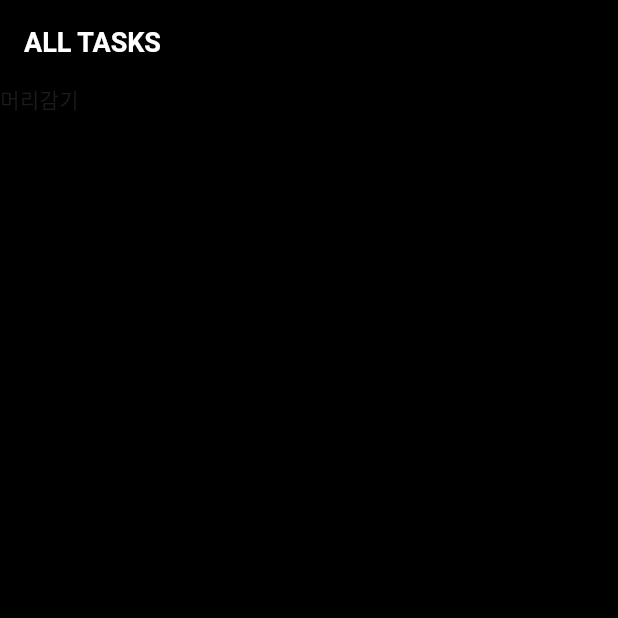
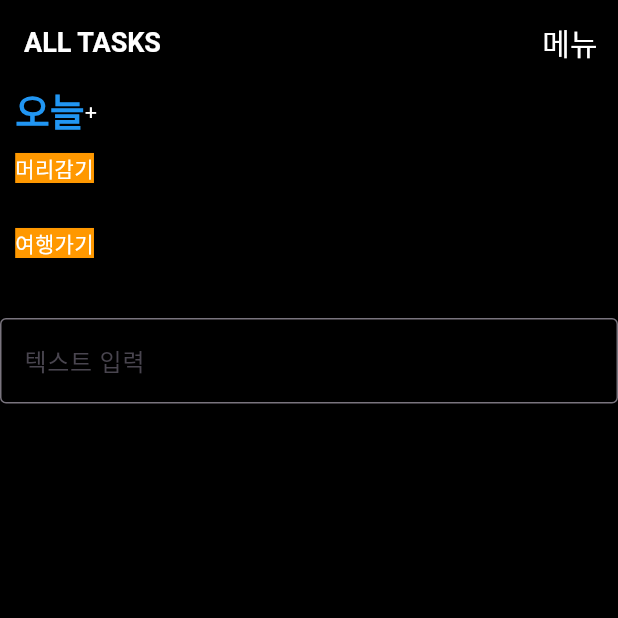
Before and after one commit to kyuyoungheo/flutter-study, a Flutter app: the screen it shows after launch, on a phone screen of 412 x 824 dp, the top half of it. Run offline on Flutter 3.47's test engine with Material 3 defaults, Android fonts, the phone set to English and light mode, and no system bars.

Commit message:
메모 추가 기능 구현

```diff
--- a/AnyTodo/any_todo/lib/view/MainView.dart
+++ b/AnyTodo/any_todo/lib/view/MainView.dart
@@ -1,7 +1,7 @@
-
 import 'dart:ui';
 
 import 'package:flutter/material.dart';
+import 'package:flutter/widgets.dart';
 
 class MainView extends StatefulWidget {
   const MainView({super.key});
@@ -11,18 +11,75 @@ class MainView extends StatefulWidget {
 }
 
 class _MainViewState extends State<MainView> {
+  final List<String> todos = ['머리감기', '여행가기'];
+  final TextEditingController _textController = new TextEditingController();
+
   @override
   Widget build(BuildContext context) {
+    double width = MediaQuery.of(context).size.width * 0.8;
+
     return Scaffold(
       backgroundColor: Colors.black,
       appBar: AppBar(
-        title: const Text('ALL TASKS', style: TextStyle(
-          color: Colors.white,
-          fontSize: 18,
-          fontWeight: FontWeight.bold
-        ),),
+        title: const Text(
+          'ALL TASKS',
+          style: TextStyle(
+              color: Colors.white, fontSize: 18, fontWeight: FontWeight.bold),
+        ),
+        actions: <Widget>[
+          TextButton(
+            style: TextButton.styleFrom(foregroundColor: Colors.white),
+            onPressed: () {},
+            child: const Text('메뉴', style: TextStyle(fontSize: 20)),
+          ),
+        ],
       ),
-      body: const Text('머리감기')
+      body: Column(crossAxisAlignment: CrossAxisAlignment.start, children: [
+        Container(
+            padding: const EdgeInsets.fromLTRB(10, 0, 0, 0),
+            child: const Row(
+                mainAxisAlignment: MainAxisAlignment.start,
+                children: <Widget>[
+                  Text('오늘',
+                      style: TextStyle(
+                          fontSize: 25,
+                          color: Colors.blue,
+                          fontWeight: FontWeight.bold)),
+                  Text('+', style: TextStyle(color: Colors.white))
+                ])),
+        ListView.builder(
+          shrinkWrap: true,
+          scrollDirection: Axis.vertical,
+          padding: const EdgeInsets.all(10),
+          itemCount: todos.length,
+          itemBuilder: (BuildContext context, int index) {
+            return Container(
+              width: width,
+              height: 50,
+              child: Text(
+                todos[index],
+                style: const TextStyle(
+                    backgroundColor: Colors.orange, color: Colors.white),
+              ),
+            );
+          },
+        ),
+        TextField(
+          style: const TextStyle(color: Colors.white),
+          controller: _textController,
+          onSubmitted: addTodo,
+          decoration: const InputDecoration(
+              labelText: '텍스트 입력',
+              hintText: '텍스트를 입력해주세요',
+              border: OutlineInputBorder()),
+        )
+      ]),
     );
   }
+
+  void addTodo(String text) {
+    _textController.clear();
+    todos.add(text);
+    setState(() {});
+  }
 }
```
Also changed, not shown: 1 other file.
